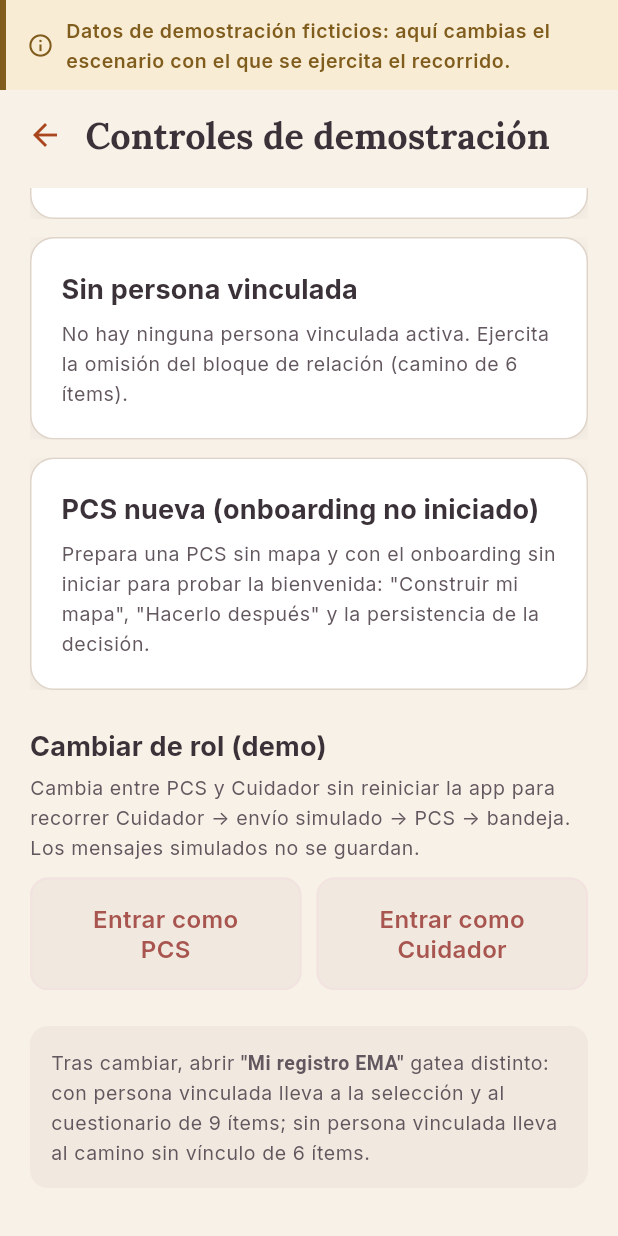
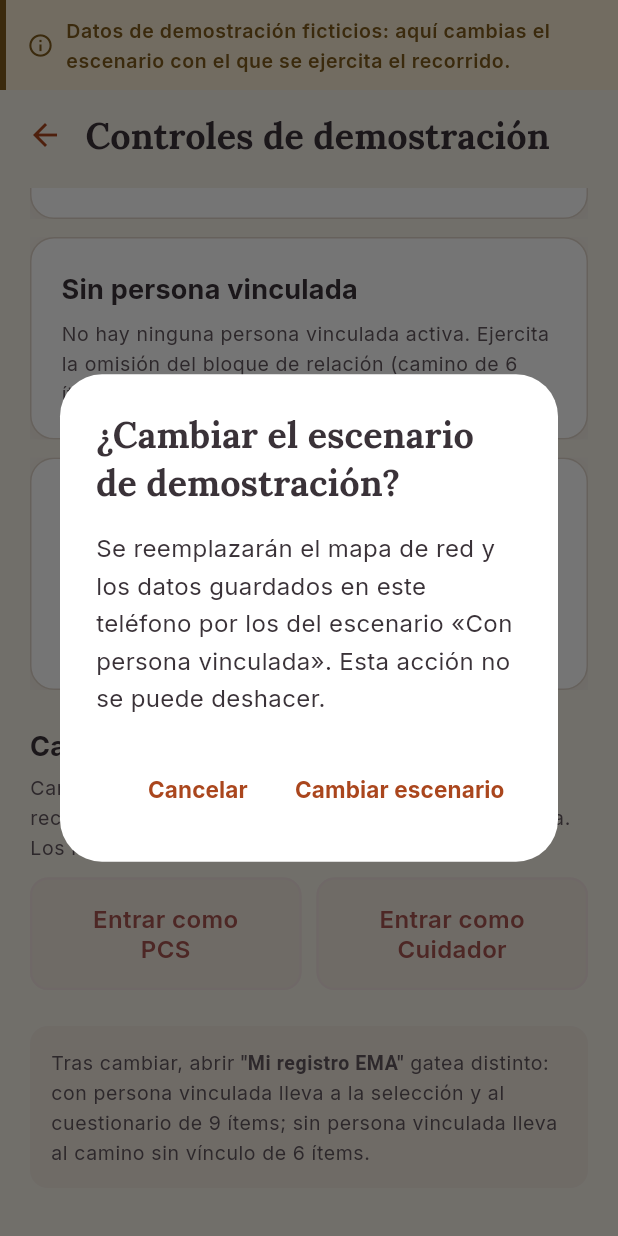
Before and after one commit to LexMarcus27/app-proyecto-grado, a Flutter app: the DemoScenarioControlsScreen screen opened by its route, scrolled down 193 dp, after a tap on "Con persona vinculada", on a phone screen of 412 x 824 dp. Run offline on Flutter 3.47's test engine with Material 3 defaults, Android fonts, the phone set to English and light mode, and no system bars; our stand-ins replace equatable, flutter_riverpod, go_router, shared_preferences, video_player; accounts and stored records are empty.

Commit message:
Corrige H-01 y mitiga H-02 de la auditoría de roles y datos
H-01: pcsLinkKey usa la asociación de la tupla autorizada (persona, PCS
y cuidador vigente), igual que canStrengthenRelationship. Una asociación
anterior de otro cuidador que siga activa ya no presta su estado a la
conversación PCS→persona.

H-02: elegir un escenario en los controles de demostración pide
confirmación, porque reemplaza el mapa y los datos guardados. Cancelar
los conserva. El acceso a /demo sin código queda como decisión abierta.

Pruebas de regresión para ambos casos.

Co-Authored-By: Claude Opus 5.5 <noreply@anthropic.com>

```diff
--- a/lib/presentation/demo/demo_scenario_controls_screen.dart
+++ b/lib/presentation/demo/demo_scenario_controls_screen.dart
@@ -68,9 +68,11 @@ class DemoScenarioControlsScreen extends ConsumerWidget {
                         'Existe una persona vinculada activa (M.). Ejercita la '
                         'selección de referencia y el bloque de relación.',
                     selected: current == DemoScenario.withActiveLink,
-                    onSelect: () => _select(
+                    onSelect: () => _confirmAndSelect(
+                      context,
                       ref,
                       DemoScenario.withActiveLink,
+                      'Con persona vinculada',
                     ),
                   ),
                   const SizedBox(height: 12),
@@ -80,9 +82,11 @@ class DemoScenarioControlsScreen extends ConsumerWidget {
                         'No hay ninguna persona vinculada activa. Ejercita la '
                         'omisión del bloque de relación (camino de 6 ítems).',
                     selected: current == DemoScenario.withoutActiveLink,
-                    onSelect: () => _select(
+                    onSelect: () => _confirmAndSelect(
+                      context,
                       ref,
                       DemoScenario.withoutActiveLink,
+                      'Sin persona vinculada',
                     ),
                   ),
                   const SizedBox(height: 12),
@@ -135,6 +139,46 @@ class DemoScenarioControlsScreen extends ConsumerWidget {
     );
   }
 
+  /// Pide confirmación antes de aplicar un escenario: aplicarlo **reemplaza**
+  /// el mapa de red y los datos guardados en el teléfono por la semilla del
+  /// escenario, sin posibilidad de deshacer (auditoría H-02). Devuelve `true`
+  /// si se confirmó.
+  Future<bool> _confirmReplace(BuildContext context, String title) async {
+    final confirmed = await showDialog<bool>(
+      context: context,
+      builder: (dialogContext) => AlertDialog(
+        backgroundColor: Colors.white,
+        title: const Text('¿Cambiar el escenario de demostración?'),
+        content: Text(
+          'Se reemplazarán el mapa de red y los datos guardados en este '
+          'teléfono por los del escenario «$title». Esta acción no se puede '
+          'deshacer.',
+        ),
+        actions: [
+          TextButton(
+            onPressed: () => Navigator.of(dialogContext).pop(false),
+            child: const Text('Cancelar'),
+          ),
+          TextButton(
+            onPressed: () => Navigator.of(dialogContext).pop(true),
+            child: const Text('Cambiar escenario'),
+          ),
+        ],
+      ),
+    );
+    return confirmed == true;
+  }
+
+  Future<void> _confirmAndSelect(
+    BuildContext context,
+    WidgetRef ref,
+    DemoScenario scenario,
+    String title,
+  ) async {
+    if (!await _confirmReplace(context, title)) return;
+    await _select(ref, scenario);
+  }
+
   /// Aplica el escenario reusando el controlador de 2.10 y refresca la
   /// referencia EMA mostrada en el mapa de red, ya que cambiar de escenario
   /// puede dejar obsoleta la selección guardada.
@@ -162,6 +206,10 @@ class DemoScenarioControlsScreen extends ConsumerWidget {
     BuildContext context,
     WidgetRef ref,
   ) async {
+    if (!await _confirmReplace(context, 'PCS nueva (onboarding no iniciado)')) {
+      return;
+    }
+    if (!context.mounted) return;
     await _select(ref, DemoScenario.freshPcsOnboarding);
     if (!context.mounted) return;
     context.goNamed(AppRoute.pcsOnboarding);
```
Also changed, not shown: lib/presentation/connection/pcs_connection_questions_controller.dart (+11 -1 lines), 3 other files.
